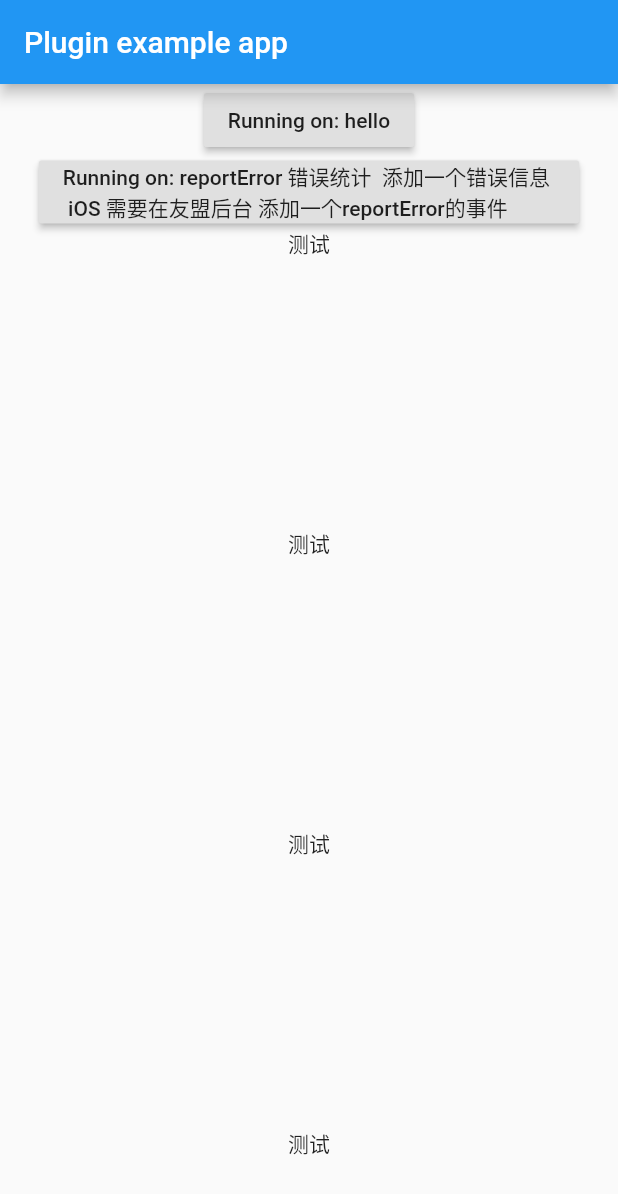
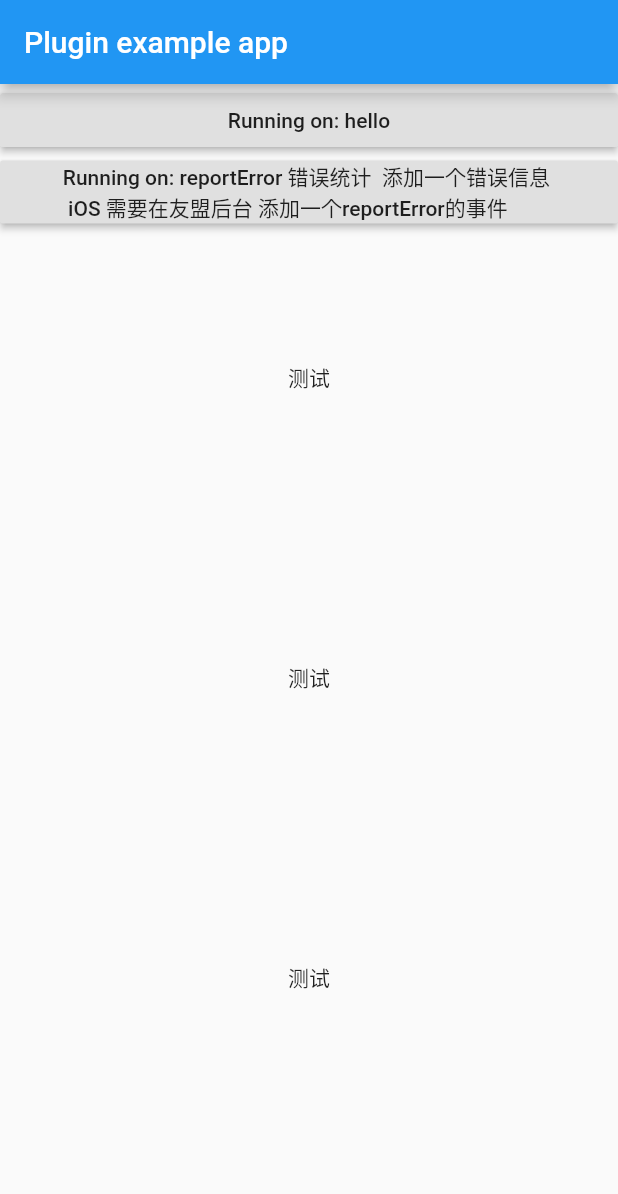
Before and after one commit to Keanyuan/flutter_plugins, a Flutter app: the screen it shows after launch, on a phone screen of 412 x 824 dp. Shown: the top 1194 px of the screen. Run offline on Flutter 3.47's test engine with Material 2 defaults, Android fonts, the phone set to English and light mode, and no system bars; our stand-ins replace dio, permission_handler.

```diff
--- a/flutter_umeng_analytics/example/lib/main.dart
+++ b/flutter_umeng_analytics/example/lib/main.dart
@@ -36,15 +36,13 @@ class _MyAppState extends State<MyApp> {
         appBar: new AppBar(
           title: new Text('Plugin example app'),
         ),
-        body: new Center(
-          child: new Column(
-              mainAxisAlignment: MainAxisAlignment.center,
+        body: ListView(
             children: [
               new RaisedButton(
                 onPressed: () {
                   UMengAnalytics.logEvent("hello");
                 },
-                  child: new Text('Running on: hello'),
+                child: Container(alignment: Alignment.center,child: new Text('Running on: hello'),)
               ),
 
               new RaisedButton(
@@ -55,28 +53,22 @@ class _MyAppState extends State<MyApp> {
                 child: new Text('Running on: reportError 错误统计  添加一个错误信息 \n iOS 需要在友盟后台 添加一个reportError的事件'),
               ),
               Container(
+                alignment: Alignment.center,
                 height: 200,
                 child: Text("测试"),
               ),
               Container(
+                alignment: Alignment.center,
                 height: 200,
                 child: Text("测试"),
               ),
               Container(
-                  height: 200,
-                  child: Text("测试"),
-                ),
-                Container(
-                  height: 200,
-                  child: Text("测试"),
-                ),
-                Container(
+                alignment: Alignment.center,
                 height: 200,
                 child: Text("测试"),
               ),
             ]),
       ),
-      ),
     );
   }
 }
```
Also changed, not shown: 2 other files. Lines whose indentation alone changed are shown as unchanged.
